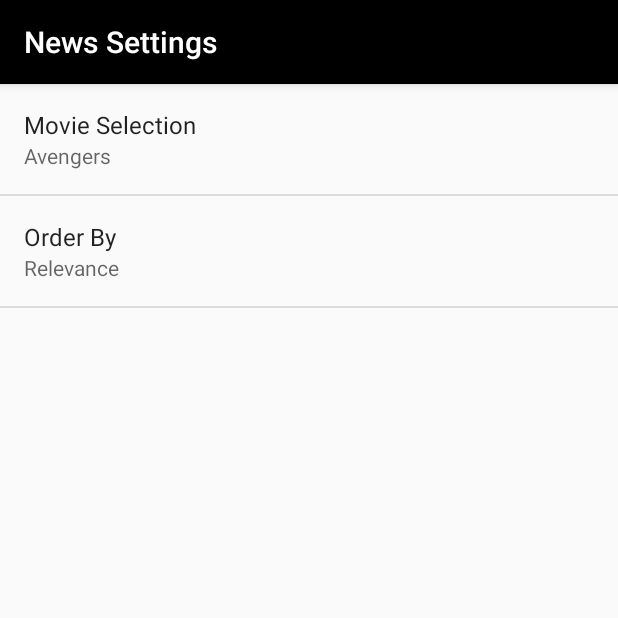
After one commit to DustinWJ87/NewsAppS2, an Android app: the SettingsActivity screen opened directly, with no data from a screen before it, on a phone screen of 412 x 824 dp, the top half of it. The commit adds this screen. Run offline under Robolectric (Android 15) with nearby library versions, the phone set to English and light mode, and no system bars.

Commit message:
NewsAppS2

```diff
--- a/app/src/main/java/com/example/android/newsapps1/QueryUtils.java
+++ b/app/src/main/java/com/example/android/newsapps1/QueryUtils.java
@@ -28,6 +28,9 @@ public final class QueryUtils {
     public static int URL_READ_TIMEOUT = 10000;
 
     public static int URL_CONNECT_TIMEOUT = 15000;
+
+    private QueryUtils(){
+    }
 
     /**
      * Return a list of News objects that has been built up from parsing a JSON response
--- /dev/null
+++ b/app/src/main/java/com/example/android/newsapps1/SettingsActivity.java
@@ -0,0 +1,60 @@
+package com.example.android.newsapps1;
+
+import android.content.SharedPreferences;
+import android.os.Bundle;
+import android.preference.ListPreference;
+import android.preference.Preference;
+import android.preference.PreferenceFragment;
+import android.preference.PreferenceManager;
+import android.support.v7.app.AppCompatActivity;
+
+public class SettingsActivity extends AppCompatActivity {
+
+    @Override
+    protected void onCreate(Bundle savedInstanceState) {
+        super.onCreate(savedInstanceState);
+        setContentView(R.layout.settings_activity);
+    }
+
+    public static class NewsPreferenceFragment extends PreferenceFragment
+            implements Preference.OnPreferenceChangeListener {
+
+        @Override
+        public void onCreate(Bundle savedInstanceState) {
+            super.onCreate(savedInstanceState);
+            addPreferencesFromResource(R.xml.settings_main);
+
+            Preference search = findPreference(getString(R.string.settings_search_key));
+            bindPreferenceSummaryToValue(search);
+
+            Preference orderBy = findPreference(getString(R.string.settings_order_by_key));
+            bindPreferenceSummaryToValue(orderBy);
+        }
+
+        @Override
+        public boolean onPreferenceChange(Preference preference, Object value) {
+            String stringValue = value.toString();
+            preference.setSummary(stringValue);
+            if (preference instanceof ListPreference) {
+                ListPreference listPreference = (ListPreference) preference;
+                int prefIndex = listPreference.findIndexOfValue(stringValue);
+                if (prefIndex >= 0) {
+                    CharSequence[] labels = listPreference.getEntries();
+                    preference.setSummary(labels[prefIndex]);
+                }
+            } else {
+                preference.setSummary(stringValue);
+            }
+            return true;
+        }
+
+
+        private void bindPreferenceSummaryToValue(Preference preference) {
+            preference.setOnPreferenceChangeListener(this);
+            SharedPreferences preferences =
+                    PreferenceManager.getDefaultSharedPreferences(preference.getContext());
+            String preferenceString = preferences.getString(preference.getKey(), "");
+            onPreferenceChange(preference, preferenceString);
+        }
+    }
+}
--- /dev/null
+++ b/app/src/main/res/values/api_keys.xml
@@ -0,0 +1,4 @@
+<?xml version="1.0" encoding="utf-8"?>
+<resources>
+    <string name="GUARDIAN_API_KEY">6e7bfdc1-94dc-4d61-a5cc-0c7bab1ee8bd</string>
+</resources>
--- /dev/null
+++ b/app/src/main/res/values/arrays.xml
@@ -0,0 +1,14 @@
+<?xml version="1.0" encoding="utf-8"?>
+<resources>
+    <string-array name="settings_order_by_labels">
+        <item>@string/settings_order_by_newest_label</item>
+        <item>@string/settings_order_by_relevance_label</item>
+        <item>@string/settings_order_by_oldest_label</item>
+    </string-array>
+
+    <string-array name="settings_order_by_values">
+        <item>@string/settings_order_by_newest_value</item>
+        <item>@string/settings_order_by_relevance_value</item>
+        <item>@string/settings_order_by_oldest_value</item>
+    </string-array>
+</resources>
--- a/app/src/main/res/values/colors.xml
+++ b/app/src/main/res/values/colors.xml
@@ -1,6 +1,6 @@
 <?xml version="1.0" encoding="utf-8"?>
 <resources>
     <color name="colorPrimary">#000000</color>
-    <color name="colorPrimaryDark">#000000</color>
-    <color name="colorAccent">#FFFFFF</color>
+    <color name="colorPrimaryDark">#FFFFFF</color>
+    <color name="colorAccent">#000000</color>
 </resources>
--- a/app/src/main/res/values/strings.xml
+++ b/app/src/main/res/values/strings.xml
@@ -1,9 +1,24 @@
 <resources>
-    <string name="app_name">Marvel Movie News</string>
+    <string name="app_name">Movie News</string>
     <string name="no_news">No News Found!</string>
     <string name="no_internet">No More Internet!!!</string>
     <string name="section">Section</string>
     <string name="title">Title</string>
     <string name="date">Date</string>
     <string name="author">Author</string>
+    <string name="settings_menu_item">Settings</string>
+    <string name="settings_title">News Settings</string>
+    <string name="settings_search_key" translatable="false">q</string>
+    <string name="settings_search_default" translatable="false">Avengers</string>
+    <string name="settings_search_label">Movie Selection</string>
+    <string name="settings_order_by_label">Order By</string>
+    <string name="settings_order_by_key" translatable="false">order-by</string>
+    <string name="settings_order_by_default" translatable="false">@string/settings_order_by_relevance_value</string>
+    <string name="settings_order_by_newest_label">Newest</string>
+    <string name="settings_order_by_newest_value" translatable="false">newest</string>
+    <string name="settings_order_by_relevance_label">Relevance</string>
+    <string name="settings_order_by_relevance_value" translatable="false">relevance</string>
+    <string name="settings_order_by_oldest_label">Oldest</string>
+    <string name="settings_order_by_oldest_value" translatable="false">oldest</string>
+
 </resources>
--- a/app/src/main/res/values/styles.xml
+++ b/app/src/main/res/values/styles.xml
@@ -11,7 +11,7 @@
     <style name="SectionTextTheme" parent="TextAppearance.AppCompat">
         <item name="android:layout_width">wrap_content</item>
         <item name="android:layout_height">wrap_content</item>
-        <item name="android:textColor">@color/colorAccent</item>
+        <item name="android:textColor">@color/colorPrimaryDark</item>
         <item name="android:fontFamily">monospace</item>
         <item name="android:layout_gravity">left</item>
         <item name="android:textAllCaps">true</item>
@@ -21,7 +21,7 @@
     <style name="TitleTextTheme" parent="TextAppearance.AppCompat">
         <item name="android:layout_width">wrap_content</item>
         <item name="android:layout_height">wrap_content</item>
-        <item name="android:textColor">@color/colorAccent</item>
+        <item name="android:textColor">@color/colorPrimaryDark</item>
         <item name="android:fontFamily">monospace</item>
         <item name="android:layout_gravity">center_horizontal</item>
         <item name="android:gravity">center_horizontal</item>
@@ -34,7 +34,7 @@
     <style name="DateTextTheme" parent="TextAppearance.AppCompat">
         <item name="android:layout_width">wrap_content</item>
         <item name="android:layout_height">wrap_content</item>
-        <item name="android:textColor">@color/colorAccent</item>
+        <item name="android:textColor">@color/colorPrimaryDark</item>
         <item name="android:fontFamily">monospace</item>
         <item name="android:layout_gravity">right</item>
         <item name="android:textSize">@dimen/date_text</item>
--- /dev/null
+++ b/app/src/main/res/xml/settings_main.xml
@@ -0,0 +1,19 @@
+<?xml version="1.0" encoding="utf-8"?>
+<PreferenceScreen xmlns:android="http://schemas.android.com/apk/res/android"
+    android:title="@string/settings_title">
+
+    <EditTextPreference
+        android:defaultValue="@string/settings_search_default"
+        android:inputType="textCapSentences"
+        android:key="@string/settings_search_key"
+        android:selectAllOnFocus="true"
+        android:title="@string/settings_search_label" />
+
+    <ListPreference
+        android:defaultValue="@string/settings_order_by_default"
+        android:entries="@array/settings_order_by_labels"
+        android:entryValues="@array/settings_order_by_values"
+        android:key="@string/settings_order_by_key"
+        android:title="@string/settings_order_by_label" />
+
+</PreferenceScreen>
```
Also changed, not shown: app/src/main/AndroidManifest.xml (+14 -3 lines), app/src/main/java/com/example/android/newsapps1/NewsActivity.java (+49 -6 lines), app/src/main/res/layout/settings_activity.xml (added, +7 -0 lines), app/src/main/res/menu/main.xml (added, +8 -0 lines).
